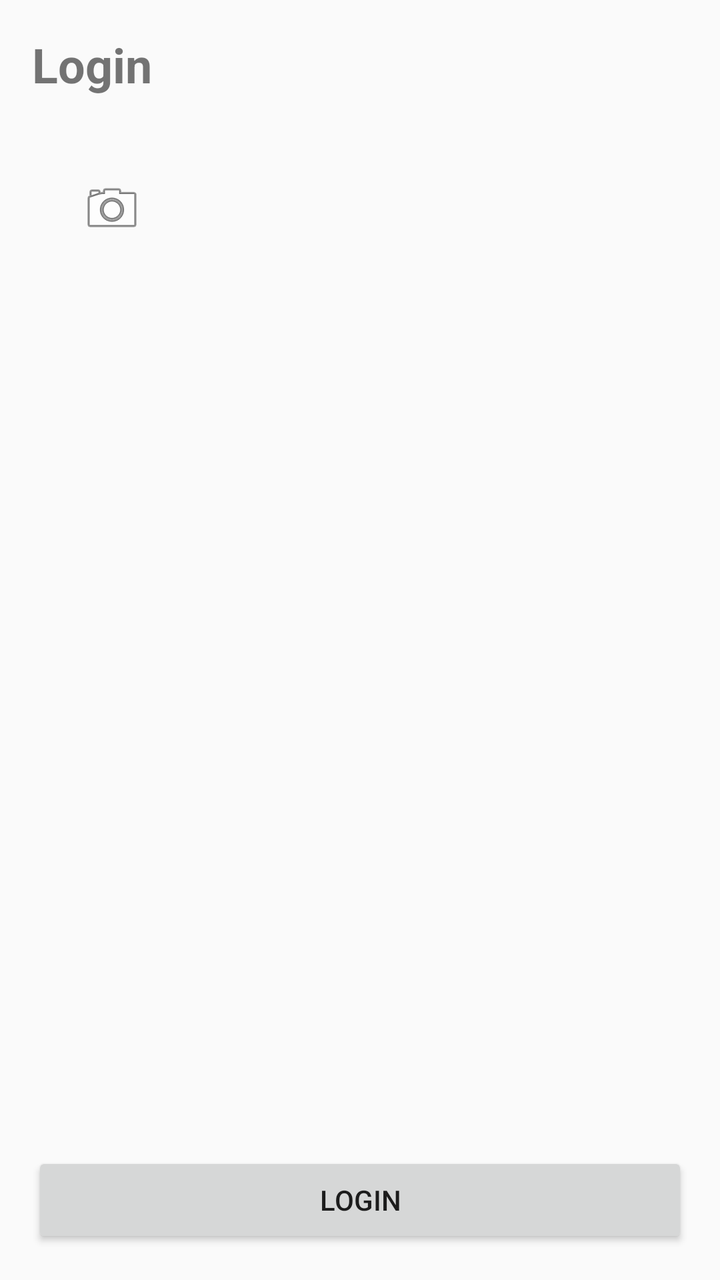
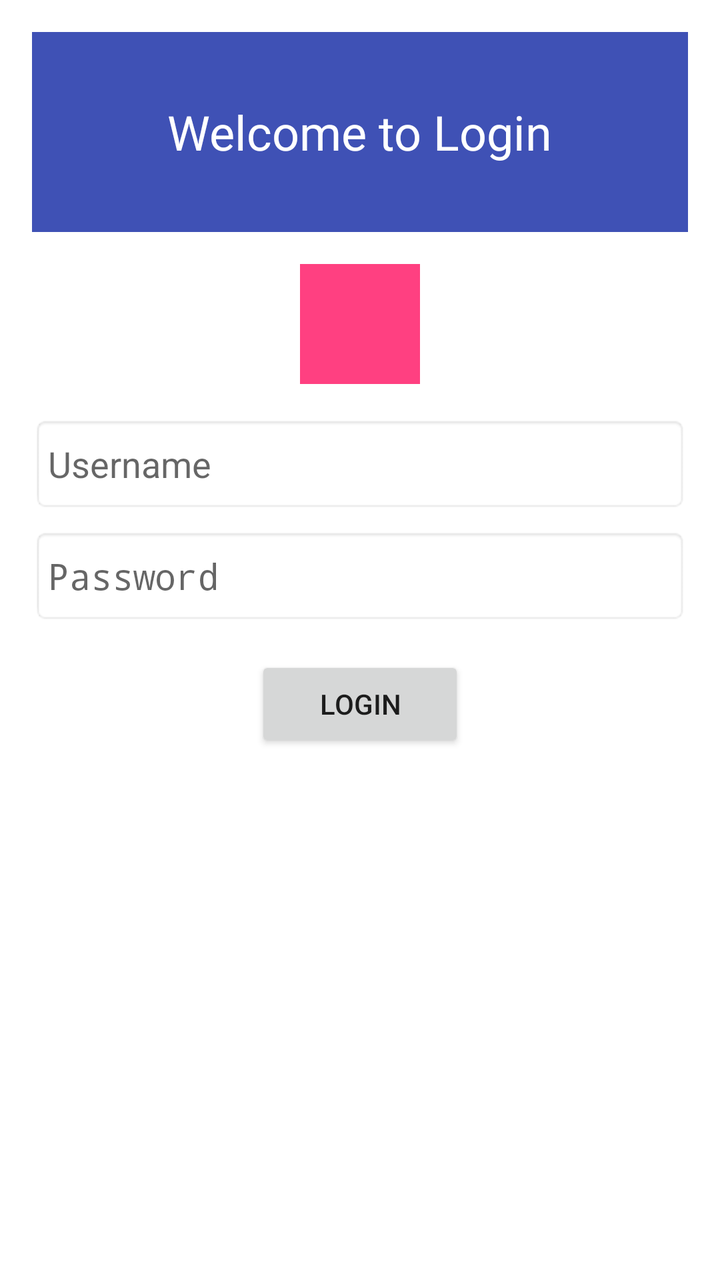

Screens rendered from an Android XML layout before and after an edit, with the pre-edit source and the edit as a unified diff.
<!-- AndroidManifest.xml: application theme AppTheme -->
<!-- res/layout/login_screen.xml -->
<?xml version="1.0" encoding="utf-8"?>
<LinearLayout xmlns:android="http://schemas.android.com/apk/res/android"
    android:layout_width="match_parent"
    android:layout_height="match_parent"
    android:orientation="vertical"
    android:padding="16dp">
    
    <LinearLayout
        android:id="@+id/header"
        android:layout_width="match_parent"
        android:layout_height="wrap_content"
        android:orientation="vertical">
        
        <TextView
            android:id="@+id/text_1"
            android:layout_width="wrap_content"
            android:layout_height="wrap_content"
            android:text="Login"
            android:textSize="24sp"
            android:textStyle="bold" />
        
    </LinearLayout>
    
    <ImageView
        android:id="@+id/img_1"
        android:layout_width="80dp"
        android:layout_height="80dp"
        android:layout_marginTop="16dp"
        android:scaleType="centerInside"
        android:src="@android:drawable/ic_menu_camera" />
    
    <ListView
        android:id="@+id/list_1"
        android:layout_width="match_parent"
        android:layout_height="0dp"
        android:layout_weight="1"
        android:layout_marginTop="16dp" />
    
    <LinearLayout
        android:id="@+id/button_group"
        android:layout_width="match_parent"
        android:layout_height="wrap_content"
        android:orientation="horizontal"
        android:layout_marginTop="16dp">
        
        <Button
            android:id="@+id/btn_login"
            android:layout_width="0dp"
            android:layout_height="wrap_content"
            android:layout_weight="1"
            android:text="Login" />
        
    </LinearLayout>
    
</LinearLayout>
<!-- resources referenced by this layout -->
<resources>
  <style name="AppTheme" parent="Theme.AppCompat.Light.DarkActionBar">
          <item name="colorPrimary">@color/primary</item>
          <item name="colorPrimaryDark">@color/primary_dark</item>
          <item name="colorAccent">@color/accent</item>
      </style>
  <color name="primary">#3F51B5</color>
  <color name="primary_dark">#303F9F</color>
  <color name="accent">#FF4081</color>
</resources>

<!-- the commit's change to res/layout/login_screen.xml (unified diff, before → after) -->
@@ -3,53 +3,79 @@
     android:layout_width="match_parent"
     android:layout_height="match_parent"
     android:orientation="vertical"
-    android:padding="16dp">
+    android:padding="16dp"
+    android:background="@color/white">
+
     
-    <LinearLayout
+    <FrameLayout
         android:id="@+id/header"
         android:layout_width="match_parent"
-        android:layout_height="wrap_content"
-        android:orientation="vertical">
-        
+        android:layout_height="100dp"
+        android:layout_marginBottom="16dp"
+        android:background="@color/primary">
+
         <TextView
             android:id="@+id/text_1"
             android:layout_width="wrap_content"
             android:layout_height="wrap_content"
-            android:text="Login"
-            android:textSize="24sp"
-            android:textStyle="bold" />
-        
-    </LinearLayout>
+            android:layout_gravity="center"
+            android:text="Welcome to Login"
+            android:textColor="@color/white"
+            android:textSize="24sp" />
+    </FrameLayout>
+
     
     <ImageView
         android:id="@+id/img_1"
-        android:layout_width="80dp"
-        android:layout_height="80dp"
-        android:layout_marginTop="16dp"
-        android:scaleType="centerInside"
-        android:src="@android:drawable/ic_menu_camera" />
+        android:layout_width="60dp"
+        android:layout_height="60dp"
+        android:layout_gravity="center_horizontal"
+        android:layout_marginBottom="16dp"
+        android:background="@color/accent"
+        android:contentDescription="Avatar" />
+
     
-    <ListView
+    <LinearLayout
         android:id="@+id/list_1"
         android:layout_width="match_parent"
-        android:layout_height="0dp"
-        android:layout_weight="1"
-        android:layout_marginTop="16dp" />
+        android:layout_height="wrap_content"
+        android:orientation="vertical"
+        android:layout_marginBottom="16dp">
+
+        <EditText
+            android:id="@+id/input_1"
+            android:layout_width="match_parent"
+            android:layout_height="48dp"
+            android:layout_marginBottom="8dp"
+            android:hint="Username"
+            android:inputType="text"
+            android:padding="8dp"
+            android:background="@android:drawable/editbox_background" />
+
+        <EditText
+            android:id="@+id/input_2"
+            android:layout_width="match_parent"
+            android:layout_height="48dp"
+            android:hint="Password"
+            android:inputType="textPassword"
+            android:padding="8dp"
+            android:background="@android:drawable/editbox_background" />
+    </LinearLayout>
+
     
     <LinearLayout
         android:id="@+id/button_group"
         android:layout_width="match_parent"
         android:layout_height="wrap_content"
         android:orientation="horizontal"
-        android:layout_marginTop="16dp">
-        
+        android:gravity="center_horizontal">
+
         <Button
             android:id="@+id/btn_login"
-            android:layout_width="0dp"
+            android:layout_width="wrap_content"
             android:layout_height="wrap_content"
-            android:layout_weight="1"
-            android:text="Login" />
-        
+            android:text="Login"
+            android:paddingHorizontal="32dp" />
     </LinearLayout>
-    
+
 </LinearLayout>
<!-- resource entries referenced after the edit -->
@@ -6,6 +6,7 @@
           <item name="colorAccent">@color/accent</item>
       </style>
   <color name="primary">#3F51B5</color>
+  <color name="white">#FFFFFF</color>
   <color name="primary_dark">#303F9F</color>
   <color name="accent">#FF4081</color>
 </resources>
